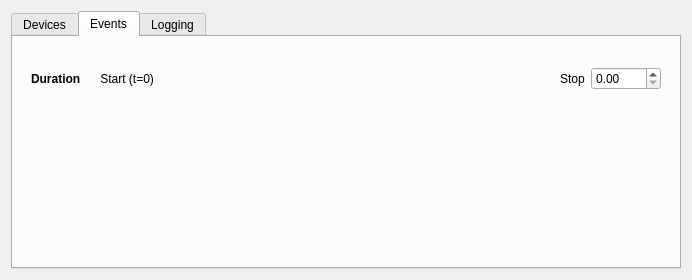
Before: the Qt Designer form src/plugin/stampede/stampede_plugin.ui in janelia-idf/bias, drawn with Qt 5.
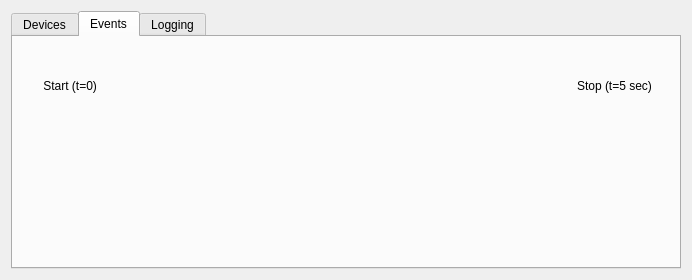
After: the same form once the commit is applied. Custom widgets are drawn as their Qt base class.

Commit message: Worked on event labels.

What changed in the file:
```diff
--- a/src/plugin/stampede/stampede_plugin.ui
+++ b/src/plugin/stampede/stampede_plugin.ui
@@ -284,39 +284,11 @@
         <widget class="bias::StampedeEventWidget" name="displayEventWidgetPtr" native="true"/>
        </item>
        <item>
+        <widget class="QWidget" name="widget_2" native="true">
+         <layout class="QHBoxLayout" name="horizontalLayout_6">
+          <item>
         <widget class="QWidget" name="widget_5" native="true">
          <layout class="QHBoxLayout" name="horizontalLayout_4">
-          <item>
-           <widget class="QLabel" name="label_4">
-            <property name="sizePolicy">
-             <sizepolicy hsizetype="Fixed" vsizetype="Preferred">
-              <horstretch>0</horstretch>
-              <verstretch>0</verstretch>
-             </sizepolicy>
-            </property>
-            <property name="minimumSize">
-             <size>
-              <width>60</width>
-              <height>0</height>
-             </size>
-            </property>
-            <property name="maximumSize">
-             <size>
-              <width>60</width>
-              <height>16777215</height>
-             </size>
-            </property>
-            <property name="font">
-             <font>
-              <weight>75</weight>
-              <bold>true</bold>
-             </font>
-            </property>
-            <property name="text">
-             <string>Duration</string>
-            </property>
-           </widget>
-          </item>
           <item>
            <widget class="QLabel" name="label_6">
             <property name="text">
@@ -340,30 +312,11 @@
           <item>
            <widget class="QLabel" name="label_5">
             <property name="text">
-             <string>Stop</string>
+                <string>Stop (t=5 sec)</string>
             </property>
            </widget>
           </item>
-          <item>
-           <widget class="QDoubleSpinBox" name="doubleSpinBox">
-            <property name="sizePolicy">
-             <sizepolicy hsizetype="Fixed" vsizetype="Fixed">
-              <horstretch>0</horstretch>
-              <verstretch>0</verstretch>
-             </sizepolicy>
-            </property>
-            <property name="minimumSize">
-             <size>
-              <width>70</width>
-              <height>0</height>
-             </size>
-            </property>
-            <property name="maximumSize">
-             <size>
-              <width>70</width>
-              <height>16777215</height>
-             </size>
-            </property>
+            </layout>
            </widget>
           </item>
          </layout>
```
Left out of the diff: 132 changed lines with no effect on the pictures. Lines whose indentation alone changed are shown as unchanged. The commit also changes 12 other files.
